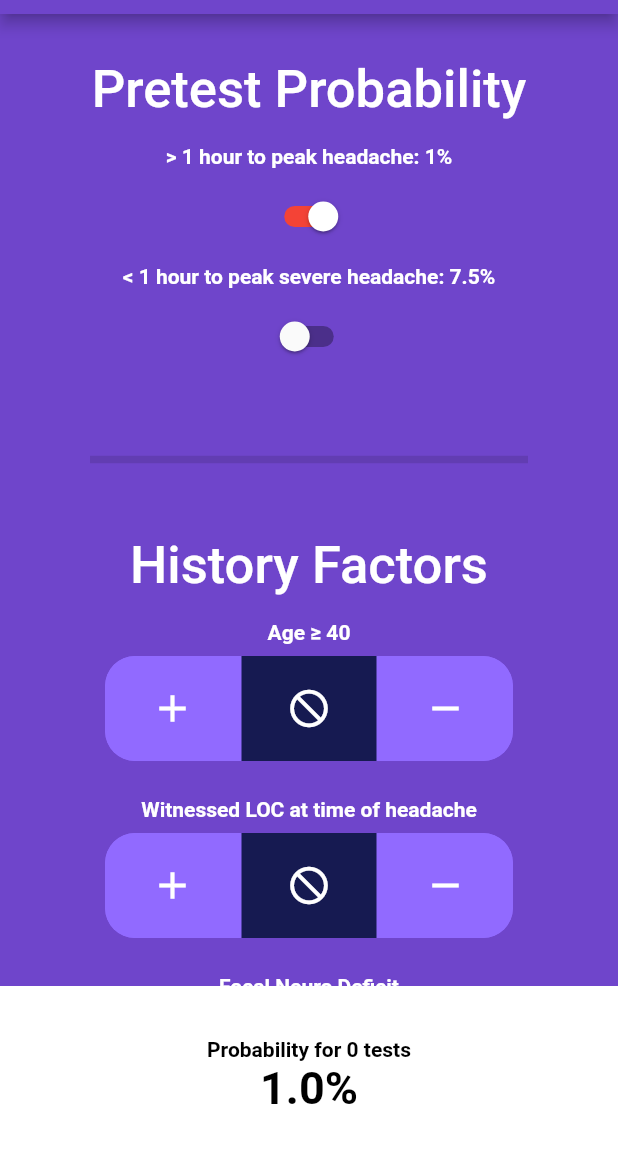
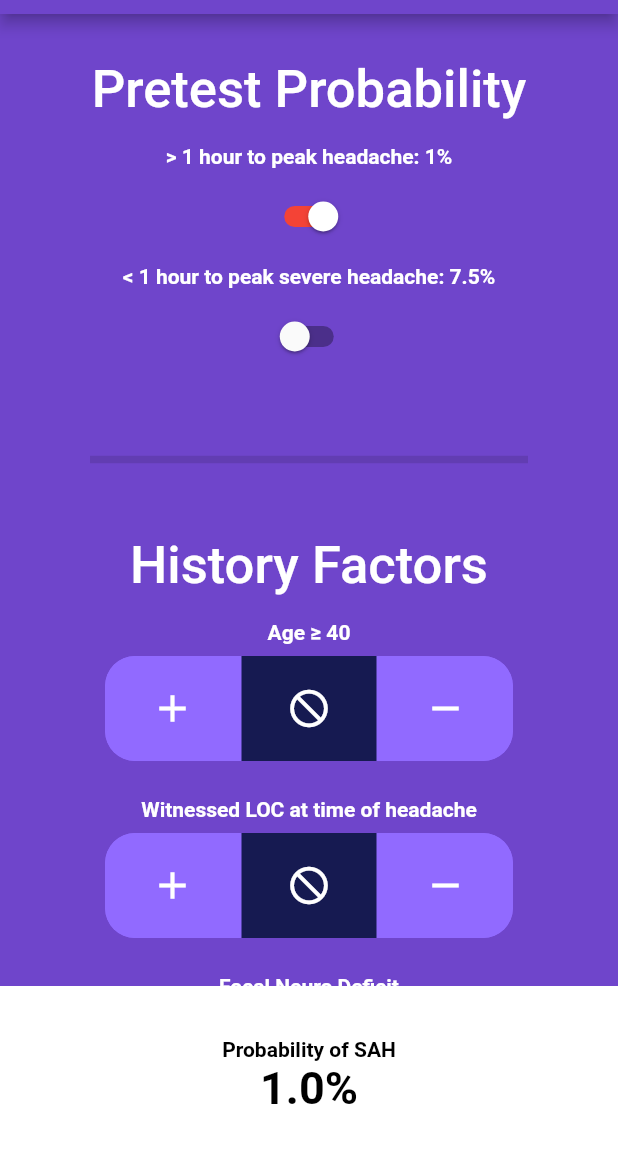
Before and after one commit to gkillick/sah_calculator, a Flutter app: the screen it shows after launch, on a phone screen of 412 x 824 dp, the part 70-1233 px from its top. Run offline on Flutter 3.47's test engine with Material 2 defaults, Android fonts, the phone set to English and light mode, and no system bars; drawn by our look-alikes of toggle_switch; our stand-ins replace sliding_up_panel.

Commit message:
change text to 'P of SAH'

```diff
--- a/lib/calculator_page.dart
+++ b/lib/calculator_page.dart
@@ -28,7 +28,7 @@ class CalculatorPage extends StatelessWidget {
               mainAxisAlignment: MainAxisAlignment.center,
               children: [
                 Text(
-                  'Probability for ${Provider.of<RiskFactorBrain>(context).testsPerformed} tests',
+                  'Probability of SAH', //for ${Provider.of<RiskFactorBrain>(context).testsPerformed} tests',
                   style: TextStyle(color: Colors.black),
                 ),
                 Text(
```
Also changed, not shown: pubspec.lock.
